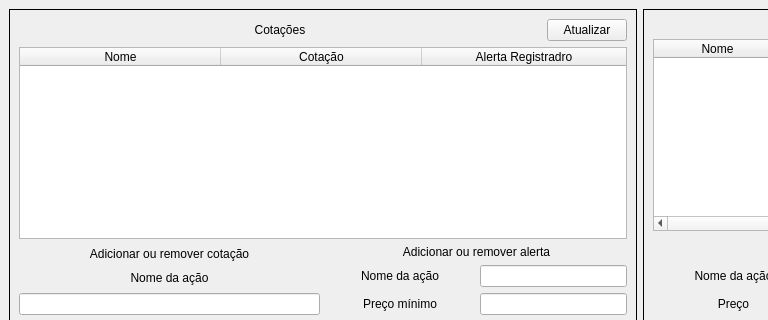
Before: the Qt Designer form trabalho 3/app/client/main_window.ui in developedby/Trabalhos-Sistemas-Distribuidos, drawn with Qt 5; both pictures show x 0 to 768 and y 0 to 320 of the 1280 by 720 pixel window.
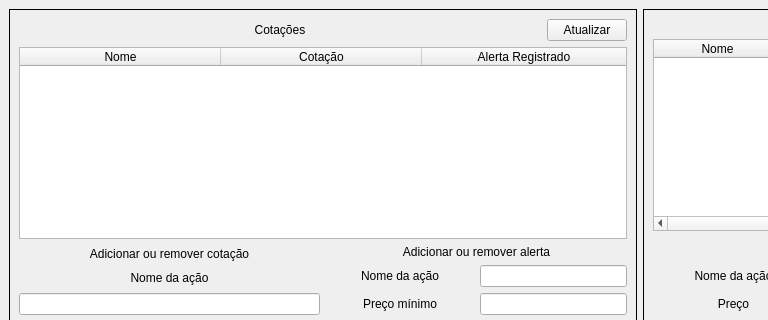
After: the same form once the commit is applied.

```diff
--- a/trabalho 3/app/client/main_window.ui
+++ b/trabalho 3/app/client/main_window.ui
@@ -121,7 +121,7 @@
            </column>
            <column>
             <property name="text">
-             <string>Alerta Registradro</string>
+             <string>Alerta Registrado</string>
             </property>
             <property name="textAlignment">
              <set>AlignCenter</set>
```
